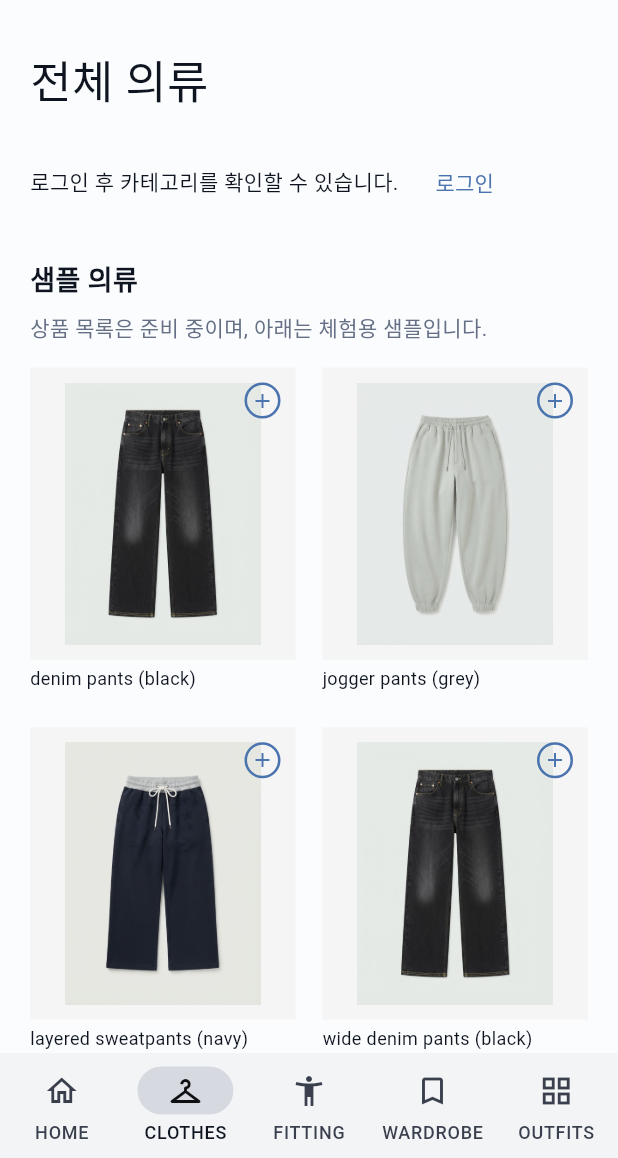
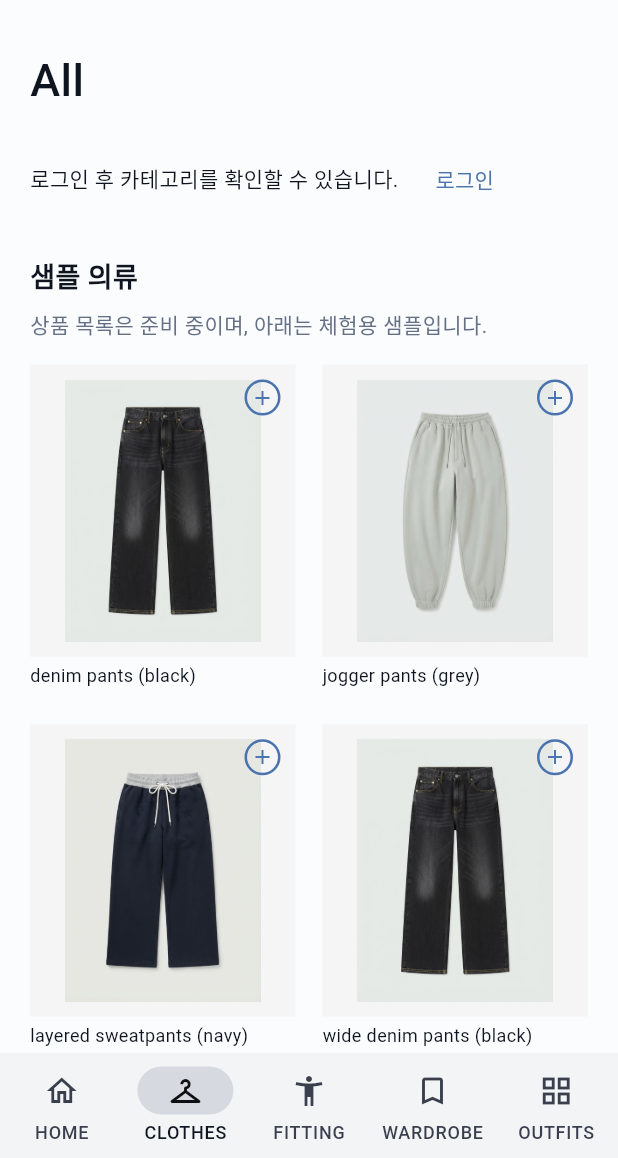
Before and after one commit to tke0329/Beandoche_OSEE_frontend, a Flutter app: the screen it shows after launch, item 2 of the bottom bar chosen, on a phone screen of 412 x 824 dp, the part 78-1236 px from its top. Run offline on Flutter 3.47's test engine with Material 3 defaults, Android fonts, the phone set to English and light mode, and no system bars; our stand-ins replace web; missing offline and left inert: dart:js_interop, file_selector; accounts and stored records are empty; network calls fail.

Commit message:
style: 네비게이션 및 카테고리 제목 배치 정리

```diff
--- a/lib/core/widgets/osee_header.dart
+++ b/lib/core/widgets/osee_header.dart
@@ -26,11 +26,11 @@ class OseeHeader extends StatelessWidget {
     child: SizedBox(
       height: 64,
       child: Padding(
-        padding: EdgeInsets.symmetric(horizontal: wide ? 50 : 20),
+        padding: EdgeInsets.symmetric(horizontal: wide ? 24 : 20),
         child: Row(
           children: [
             SizedBox(
-              width: wide ? 260 : null,
+              width: wide ? 132 : null,
               child: InkWell(
                 onTap: () => onNavigate(0),
                 child: const Text(
--- /dev/null
+++ b/lib/features/categories/category_labels.dart
@@ -0,0 +1,7 @@
+String categoryLabel(String code, String fallback) => switch (code) {
+  'TOP' => 'Top',
+  'OUTERWEAR' => 'Outerwear',
+  'PANTS' => 'Pants',
+  'DRESS_SKIRT' => 'Dress/Skirt',
+  _ => fallback,
+};
--- a/lib/features/categories/category_panel.dart
+++ b/lib/features/categories/category_panel.dart
@@ -3,6 +3,7 @@ import 'dart:async';
 import 'package:flutter/material.dart';
 
 import 'category_catalog.dart';
+import 'category_labels.dart';
 import '../clothes/widgets/category_pills.dart';
 
 class CategoryPanel extends StatefulWidget {
@@ -35,13 +36,12 @@ class _CategoryPanelState extends State<CategoryPanel> {
     });
   }
 
-  String _menuLabel(String code, String fallback) => switch (code) {
-    'TOP' => 'Top',
-    'OUTERWEAR' => 'Outerwear',
-    'PANTS' => 'Pants',
-    'DRESS_SKIRT' => 'Dress/Skirt',
-    _ => fallback,
-  };
+  ButtonStyle get _menuButtonStyle => TextButton.styleFrom(
+    alignment: Alignment.centerLeft,
+    padding: const EdgeInsets.symmetric(vertical: 4),
+    minimumSize: const Size(0, 32),
+    tapTargetSize: MaterialTapTargetSize.shrinkWrap,
+  );
 
   TextStyle _headingStyle(bool selected) => TextStyle(
     fontSize: 16,
@@ -99,8 +99,9 @@ class _CategoryPanelState extends State<CategoryPanel> {
           crossAxisAlignment: WrapCrossAlignment.start,
           children: [
             SizedBox(
-              width: 80,
+              width: 90,
               child: TextButton(
+                style: _menuButtonStyle,
                 onPressed: () => widget.onSelect('all'),
                 child: Text(
                   'All',
@@ -115,14 +116,16 @@ class _CategoryPanelState extends State<CategoryPanel> {
                   crossAxisAlignment: CrossAxisAlignment.start,
                   children: [
                     TextButton(
+                      style: _menuButtonStyle,
                       onPressed: () => widget.onSelect(root.code),
                       child: Text(
-                        _menuLabel(root.code, root.name),
+                        categoryLabel(root.code, root.name),
                         style: _headingStyle(widget.selected == root.code),
                       ),
                     ),
                     for (final child in root.descendants)
                       TextButton(
+                        style: _menuButtonStyle,
                         onPressed: () => widget.onSelect(root.code, child.code),
                         child: Text(
                           child.name,
--- a/lib/features/clothes/screens/clothes_page.dart
+++ b/lib/features/clothes/screens/clothes_page.dart
@@ -3,6 +3,7 @@ import 'package:flutter/material.dart';
 import '../../../core/providers/osee_store.dart';
 import '../../../core/theme/osee_theme.dart';
 import '../../categories/category_catalog.dart';
+import '../../categories/category_labels.dart';
 import '../../categories/category_panel.dart';
 import '../widgets/garment_grid.dart';
 
@@ -44,8 +45,14 @@ class ClothesPage extends StatelessWidget {
                 child: Column(
                   crossAxisAlignment: CrossAxisAlignment.start,
                   children: [
+                    Wrap(
+                      spacing: 12,
+                      crossAxisAlignment: WrapCrossAlignment.end,
+                      children: [
                         Text(
-                      root == null ? '전체 의류' : root.name,
+                          root == null
+                              ? 'All'
+                              : categoryLabel(root.code, root.name),
                           style: TextStyle(
                             fontSize: wide ? 40 : 30,
                             fontWeight: FontWeight.w500,
@@ -54,11 +61,13 @@ class ClothesPage extends StatelessWidget {
                         ),
                         if (child != null)
                           Padding(
-                        padding: const EdgeInsets.only(top: 8),
+                            padding: const EdgeInsets.only(bottom: 4),
                             child: Text(
-                          child.name,
-                          style: const TextStyle(fontSize: 20),
+                              '/ ${child.name}',
+                              style: const TextStyle(fontSize: 20, color: ink),
                             ),
+                          ),
+                      ],
                     ),
                     const SizedBox(height: 20),
                     if (!wide)
--- a/lib/features/clothes/widgets/clothes_hover_menu.dart
+++ b/lib/features/clothes/widgets/clothes_hover_menu.dart
@@ -33,7 +33,8 @@ class ClothesHoverMenu extends StatelessWidget {
         ),
         child: SingleChildScrollView(
           padding: const EdgeInsets.all(24),
-          child: Center(
+          child: Align(
+            alignment: Alignment.topLeft,
             child: ConstrainedBox(
               constraints: const BoxConstraints(maxWidth: 1120),
               child: CategoryPanel(
```
Also changed, not shown: 1 other file. Lines whose indentation alone changed are shown as unchanged.
